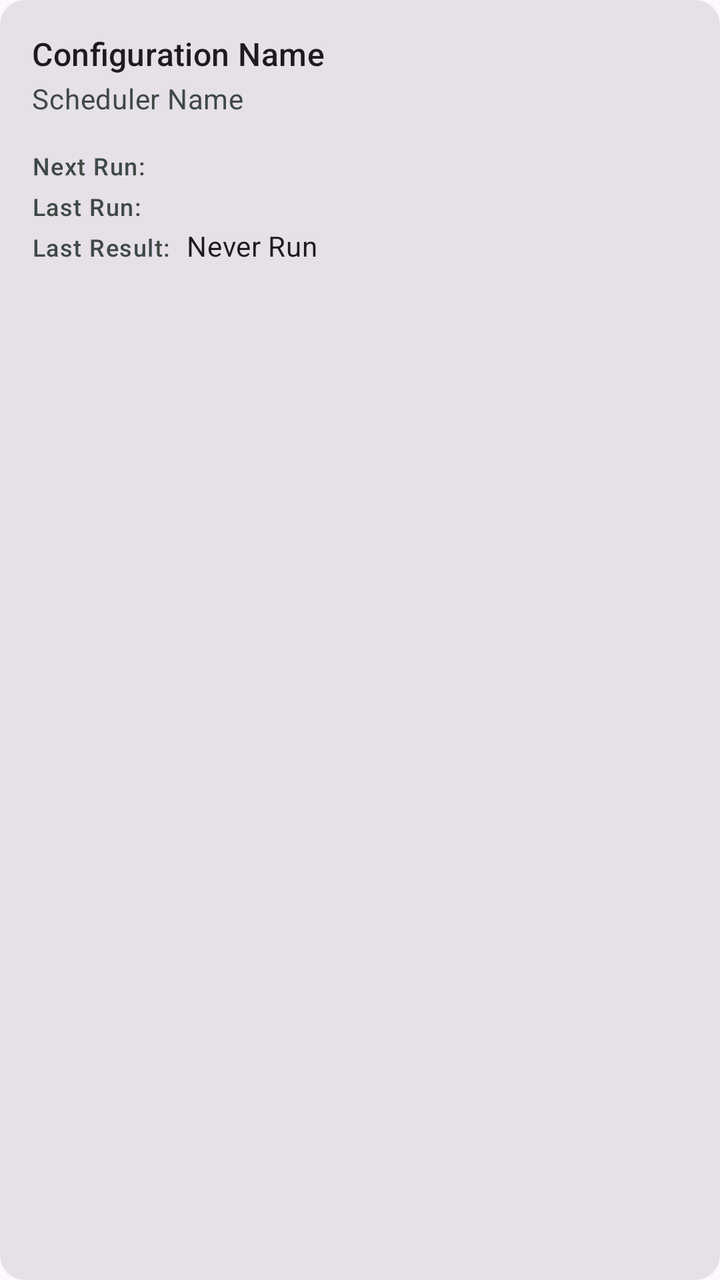
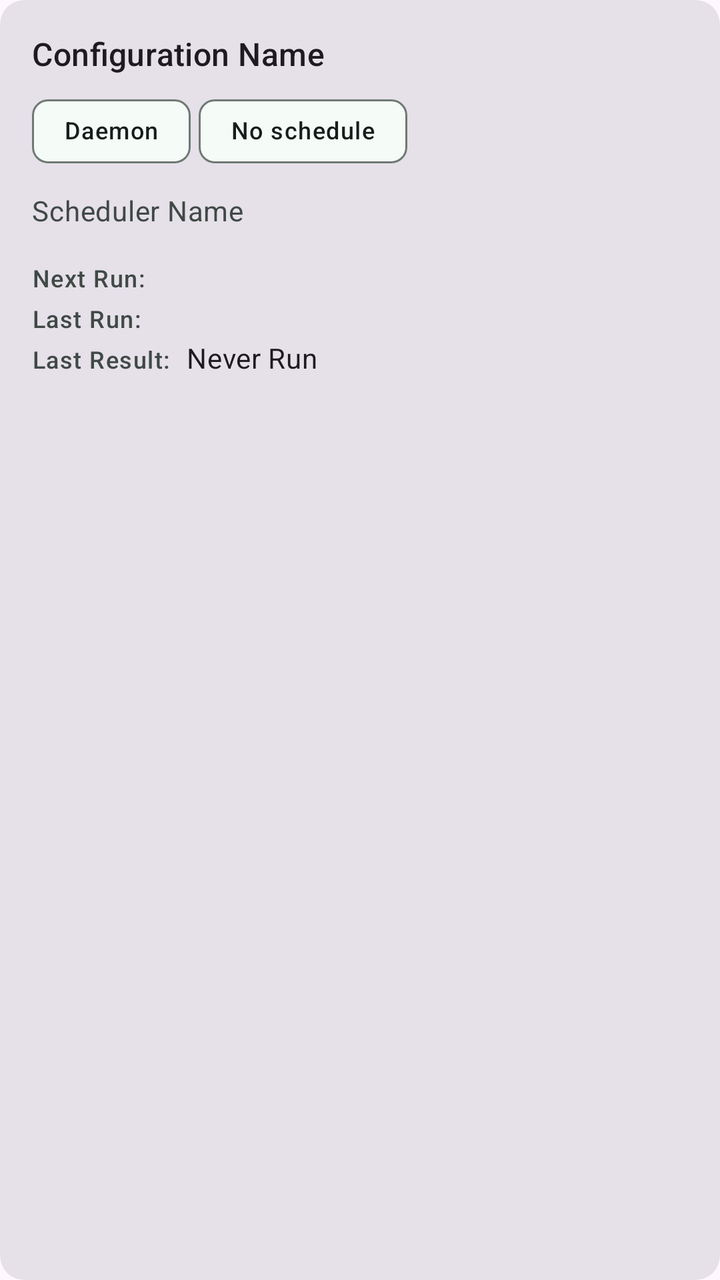

Screens rendered from an Android XML layout before and after an edit, with the pre-edit source and the edit as a unified diff.
<!-- AndroidManifest.xml: application theme AppTheme -->
<!-- res/layout/status_row.xml -->
<?xml version="1.0" encoding="utf-8"?>
<com.google.android.material.card.MaterialCardView
    xmlns:android="http://schemas.android.com/apk/res/android"
    xmlns:app="http://schemas.android.com/apk/res-auto"
    android:layout_width="match_parent"
    android:layout_height="wrap_content"
    android:layout_marginStart="@dimen/card_margin_horizontal"
    android:layout_marginEnd="@dimen/card_margin_horizontal"
    android:layout_marginTop="@dimen/card_margin_vertical"
    android:layout_marginBottom="@dimen/card_margin_vertical"
    app:cardCornerRadius="@dimen/card_corner_radius"
    style="?attr/materialCardViewFilledStyle">

    <androidx.constraintlayout.widget.ConstraintLayout
        android:layout_width="match_parent"
        android:layout_height="wrap_content"
        android:padding="@dimen/card_inner_padding">

        <TextView
            android:id="@+id/tv_get_config_name"
            android:layout_width="0dp"
            android:layout_height="wrap_content"
            android:text="@string/configuration_name"
            android:textAppearance="?attr/textAppearanceTitleMedium"
            app:layout_constraintEnd_toEndOf="parent"
            app:layout_constraintStart_toStartOf="parent"
            app:layout_constraintTop_toTopOf="parent" />

        <TextView
            android:id="@+id/tv_get_scheduler_name"
            android:layout_width="0dp"
            android:layout_height="wrap_content"
            android:layout_marginTop="2dp"
            android:text="@string/scheduler_name"
            android:textAppearance="?attr/textAppearanceBodyMedium"
            android:textColor="?attr/colorOnSurfaceVariant"
            app:layout_constraintEnd_toEndOf="parent"
            app:layout_constraintStart_toStartOf="parent"
            app:layout_constraintTop_toBottomOf="@id/tv_get_config_name" />

        <TextView
            android:id="@+id/tv_next_run"
            android:layout_width="wrap_content"
            android:layout_height="wrap_content"
            android:layout_marginTop="@dimen/spacing_md"
            android:text="@string/next_run"
            android:textAppearance="?attr/textAppearanceLabelMedium"
            android:textColor="?attr/colorOnSurfaceVariant"
            app:layout_constraintStart_toStartOf="parent"
            app:layout_constraintTop_toBottomOf="@id/tv_get_scheduler_name" />

        <TextView
            android:id="@+id/tv_get_nextrun"
            android:layout_width="0dp"
            android:layout_height="wrap_content"
            android:layout_marginStart="@dimen/spacing_sm"
            android:textAppearance="?attr/textAppearanceBodyMedium"
            app:layout_constraintBaseline_toBaselineOf="@id/tv_next_run"
            app:layout_constraintEnd_toEndOf="parent"
            app:layout_constraintStart_toEndOf="@id/tv_next_run" />

        <TextView
            android:id="@+id/tv_last_run"
            android:layout_width="wrap_content"
            android:layout_height="wrap_content"
            android:layout_marginTop="@dimen/spacing_xs"
            android:text="@string/last_run"
            android:textAppearance="?attr/textAppearanceLabelMedium"
            android:textColor="?attr/colorOnSurfaceVariant"
            app:layout_constraintStart_toStartOf="parent"
            app:layout_constraintTop_toBottomOf="@id/tv_next_run" />

        <TextView
            android:id="@+id/tv_get_lastrun"
            android:layout_width="0dp"
            android:layout_height="wrap_content"
            android:layout_marginStart="@dimen/spacing_sm"
            android:textAppearance="?attr/textAppearanceBodyMedium"
            app:layout_constraintBaseline_toBaselineOf="@id/tv_last_run"
            app:layout_constraintEnd_toEndOf="parent"
            app:layout_constraintStart_toEndOf="@id/tv_last_run" />

        <TextView
            android:id="@+id/tv_result_status"
            android:layout_width="wrap_content"
            android:layout_height="wrap_content"
            android:layout_marginTop="@dimen/spacing_xs"
            android:text="@string/last_result"
            android:textAppearance="?attr/textAppearanceLabelMedium"
            android:textColor="?attr/colorOnSurfaceVariant"
            app:layout_constraintStart_toStartOf="parent"
            app:layout_constraintTop_toBottomOf="@id/tv_last_run" />

        <TextView
            android:id="@+id/tv_get_result"
            android:layout_width="wrap_content"
            android:layout_height="wrap_content"
            android:layout_marginStart="@dimen/spacing_sm"
            android:text="@string/never_run"
            android:textAppearance="?attr/textAppearanceBodyMedium"
            app:layout_constraintBaseline_toBaselineOf="@id/tv_result_status"
            app:layout_constraintStart_toEndOf="@id/tv_result_status" />

        <ImageView
            android:id="@+id/img_warning_status"
            android:layout_width="20dp"
            android:layout_height="20dp"
            android:layout_marginStart="@dimen/spacing_xs"
            android:contentDescription="@string/error"
            android:visibility="invisible"
            app:layout_constraintBottom_toBottomOf="@id/tv_get_result"
            app:layout_constraintStart_toEndOf="@id/tv_get_result"
            app:layout_constraintTop_toTopOf="@id/tv_get_result"
            app:srcCompat="@android:drawable/stat_notify_error"
            app:tint="?attr/colorError" />

        <ImageView
            android:id="@+id/img_error_status"
            android:layout_width="20dp"
            android:layout_height="20dp"
            android:layout_marginStart="@dimen/spacing_xs"
            android:contentDescription="@string/error"
            android:visibility="invisible"
            app:layout_constraintBottom_toBottomOf="@id/tv_get_result"
            app:layout_constraintStart_toEndOf="@id/tv_get_result"
            app:layout_constraintTop_toTopOf="@id/tv_get_result"
            app:srcCompat="@drawable/ic_error_red_24" />

        <ImageView
            android:id="@+id/img_success_status"
            android:layout_width="20dp"
            android:layout_height="20dp"
            android:layout_marginStart="@dimen/spacing_xs"
            android:contentDescription="@string/success"
            android:visibility="invisible"
            app:layout_constraintBottom_toBottomOf="@id/tv_get_result"
            app:layout_constraintStart_toEndOf="@id/tv_get_result"
            app:layout_constraintTop_toTopOf="@id/tv_get_result"
            app:srcCompat="@drawable/baseline_check_circle_24"
            app:tint="?attr/colorPrimary" />

    </androidx.constraintlayout.widget.ConstraintLayout>
</com.google.android.material.card.MaterialCardView>
<!-- resources referenced by this layout -->
<resources>
  <dimen name="card_corner_radius">12dp</dimen>
  <dimen name="card_inner_padding">16dp</dimen>
  <dimen name="card_margin_horizontal">16dp</dimen>
  <dimen name="card_margin_vertical">6dp</dimen>
  <dimen name="spacing_md">16dp</dimen>
  <dimen name="spacing_sm">8dp</dimen>
  <dimen name="spacing_xs">4dp</dimen>
  <string name="error">Error</string>
  <string name="last_result">Last Result:</string>
  <string name="last_run">Last Run:</string>
  <string name="never_run">Never Run</string>
  <string name="next_run">Next Run:</string>
  <string name="scheduler_name">Scheduler Name</string>
  <string name="success">Success</string>
  <style name="AppTheme" parent="Theme.Material3.DayNight.NoActionBar">
          <item name="colorPrimary">@color/md_theme_light_primary</item>
          <item name="colorOnPrimary">@color/md_theme_light_onPrimary</item>
          <item name="colorPrimaryContainer">@color/md_theme_light_primaryContainer</item>
          <item name="colorOnPrimaryContainer">@color/md_theme_light_onPrimaryContainer</item>
          <item name="colorSecondary">@color/md_theme_light_secondary</item>
          <item name="colorOnSecondary">@color/md_theme_light_onSecondary</item>
          <item name="colorSecondaryContainer">@color/md_theme_light_secondaryContainer</item>
          <item name="colorOnSecondaryContainer">@color/md_theme_light_onSecondaryContainer</item>
          <item name="colorTertiary">@color/md_theme_light_tertiary</item>
          <item name="colorOnTertiary">@color/md_theme_light_onTertiary</item>
          <item name="colorTertiaryContainer">@color/md_theme_light_tertiaryContainer</item>
          <item name="colorOnTertiaryContainer">@color/md_theme_light_onTertiaryContainer</item>
          <item name="colorError">@color/md_theme_light_error</item>
          <item name="colorOnError">@color/md_theme_light_onError</item>
          <item name="colorErrorContainer">@color/md_theme_light_errorContainer</item>
          <item name="colorOnErrorContainer">@color/md_theme_light_onErrorContainer</item>
          <item name="colorSurface">@color/md_theme_light_surface</item>
          <item name="colorOnSurface">@color/md_theme_light_onSurface</item>
          <item name="colorSurfaceVariant">@color/md_theme_light_surfaceVariant</item>
          <item name="colorOnSurfaceVariant">@color/md_theme_light_onSurfaceVariant</item>
          <item name="colorOutline">@color/md_theme_light_outline</item>
          <item name="colorOutlineVariant">@color/md_theme_light_outlineVariant</item>
          <item name="colorSurfaceContainerLow">@color/md_theme_light_surfaceContainerLow</item>
          <item name="colorSurfaceContainer">@color/md_theme_light_surfaceContainer</item>
          <item name="colorSurfaceContainerHigh">@color/md_theme_light_surfaceContainerHigh</item>
          <item name="android:statusBarColor">@color/md_theme_dark_surfaceContainerHigh</item>
      </style>
  <color name="md_theme_light_primary">#006B5E</color>
  <color name="md_theme_light_onPrimary">#FFFFFF</color>
  <color name="md_theme_light_secondary">#4B635D</color>
  <color name="md_theme_light_onSecondary">#FFFFFF</color>
  <color name="md_theme_light_tertiary">#426278</color>
  <color name="md_theme_light_onTertiary">#FFFFFF</color>
  <color name="md_theme_light_error">#BA1A1A</color>
  <color name="md_theme_light_onError">#FFFFFF</color>
  <color name="md_theme_light_errorContainer">#FFDAD6</color>
  <color name="md_theme_light_onErrorContainer">#410002</color>
  <color name="md_theme_light_surface">#F5FBF7</color>
  <color name="md_theme_light_onSurface">#171D1B</color>
  <color name="md_theme_light_surfaceVariant">#DAE5E0</color>
  <color name="md_theme_light_onSurfaceVariant">#3F4945</color>
  <color name="md_theme_light_outline">#6F7975</color>
  <color name="md_theme_light_outlineVariant">#BFC9C4</color>
  <color name="md_theme_light_surfaceContainer">#E9EFEB</color>
  <!-- unchanged entries left out for length: 12 -->
</resources>

<!-- the commit's change to res/layout/status_row.xml (unified diff, before → after) -->
@@ -26,17 +26,45 @@
             app:layout_constraintStart_toStartOf="parent"
             app:layout_constraintTop_toTopOf="parent" />
 
+        <LinearLayout
+            android:id="@+id/chip_row"
+            android:layout_width="0dp"
+            android:layout_height="wrap_content"
+            android:layout_marginTop="@dimen/spacing_xs"
+            android:orientation="horizontal"
+            app:layout_constraintEnd_toEndOf="parent"
+            app:layout_constraintStart_toStartOf="parent"
+            app:layout_constraintTop_toBottomOf="@id/tv_get_config_name">
+
+            <com.google.android.material.chip.Chip
+                android:id="@+id/chip_transport"
+                style="@style/Widget.Material3.Chip.Assist"
+                android:layout_width="wrap_content"
+                android:layout_height="wrap_content"
+                android:layout_marginEnd="@dimen/spacing_xs"
+                android:text="@string/transport_daemon"
+                android:textAppearance="?attr/textAppearanceLabelMedium" />
+
+            <com.google.android.material.chip.Chip
+                android:id="@+id/chip_schedule"
+                style="@style/Widget.Material3.Chip.Assist"
+                android:layout_width="wrap_content"
+                android:layout_height="wrap_content"
+                android:text="@string/no_schedule"
+                android:textAppearance="?attr/textAppearanceLabelMedium" />
+        </LinearLayout>
+
         <TextView
             android:id="@+id/tv_get_scheduler_name"
             android:layout_width="0dp"
             android:layout_height="wrap_content"
-            android:layout_marginTop="2dp"
+            android:layout_marginTop="6dp"
             android:text="@string/scheduler_name"
             android:textAppearance="?attr/textAppearanceBodyMedium"
             android:textColor="?attr/colorOnSurfaceVariant"
             app:layout_constraintEnd_toEndOf="parent"
             app:layout_constraintStart_toStartOf="parent"
-            app:layout_constraintTop_toBottomOf="@id/tv_get_config_name" />
+            app:layout_constraintTop_toBottomOf="@id/chip_row" />
 
         <TextView
             android:id="@+id/tv_next_run"
<!-- resource entries referenced after the edit -->
@@ -12,8 +12,10 @@
   <string name="last_run">Last Run:</string>
   <string name="never_run">Never Run</string>
   <string name="next_run">Next Run:</string>
+  <string name="no_schedule">No schedule</string>
   <string name="scheduler_name">Scheduler Name</string>
   <string name="success">Success</string>
+  <string name="transport_daemon">Daemon</string>
   <style name="AppTheme" parent="Theme.Material3.DayNight.NoActionBar">
           <item name="colorPrimary">@color/md_theme_light_primary</item>
           <item name="colorOnPrimary">@color/md_theme_light_onPrimary</item>
@@ -40,6 +42,7 @@
           <item name="colorSurfaceContainerLow">@color/md_theme_light_surfaceContainerLow</item>
           <item name="colorSurfaceContainer">@color/md_theme_light_surfaceContainer</item>
           <item name="colorSurfaceContainerHigh">@color/md_theme_light_surfaceContainerHigh</item>
+          
           <item name="android:statusBarColor">@color/md_theme_dark_surfaceContainerHigh</item>
       </style>
   <color name="md_theme_light_primary">#006B5E</color>
